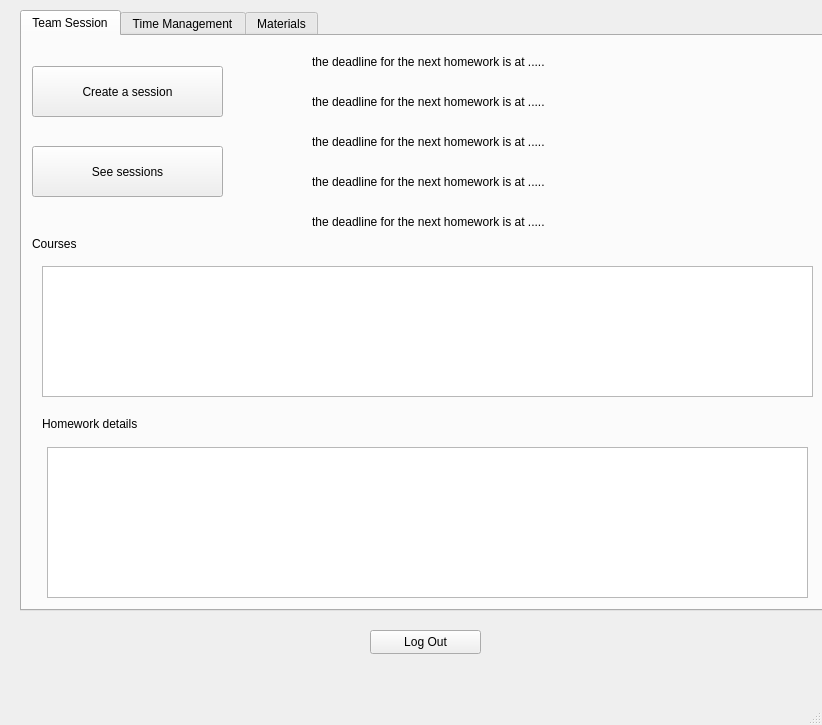
First picture: the form in Program/gui_main_window.ui, repository zgjimzhubajj/Student-Assistant, before the edit.
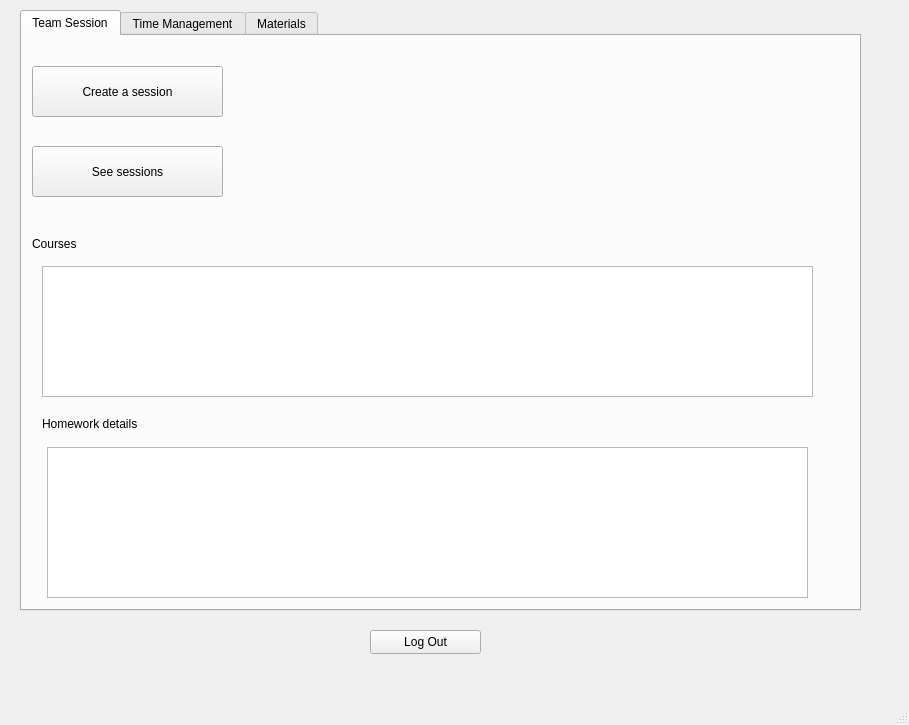
Second picture: the form after the edit. The open tabs and pages were chosen to show the change.

What changed in the file:
```diff
--- a/Program/gui_main_window.ui
+++ b/Program/gui_main_window.ui
@@ -6,7 +6,7 @@
    <rect>
     <x>0</x>
     <y>0</y>
-    <width>822</width>
+    <width>909</width>
     <height>725</height>
    </rect>
   </property>
@@ -56,19 +56,6 @@
        <string>See sessions</string>
       </property>
      </widget>
-     <widget class="QLabel" name="lbl_ts_time_left_for_next_homework_2">
-      <property name="geometry">
-       <rect>
-        <x>290</x>
-        <y>50</y>
-        <width>481</width>
-        <height>31</height>
-       </rect>
-      </property>
-      <property name="text">
-       <string>the deadline for the next homework is at .....</string>
-      </property>
-     </widget>
      <widget class="QLabel" name="lbl_ts_list_widget">
       <property name="geometry">
        <rect>
@@ -95,59 +82,7 @@
        <string>Homework details</string>
       </property>
      </widget>
-     <widget class="QLabel" name="lbl_ts_time_left_for_next_homework_3">
-      <property name="geometry">
-       <rect>
-        <x>290</x>
-        <y>90</y>
-        <width>481</width>
-        <height>31</height>
-       </rect>
-      </property>
-      <property name="text">
-       <string>the deadline for the next homework is at .....</string>
-      </property>
-     </widget>
-     <widget class="QLabel" name="lbl_ts_time_left_for_next_homework_4">
-      <property name="geometry">
-       <rect>
-        <x>290</x>
-        <y>130</y>
-        <width>481</width>
-        <height>31</height>
-       </rect>
-      </property>
-      <property name="text">
-       <string>the deadline for the next homework is at .....</string>
-      </property>
-     </widget>
-     <widget class="QLabel" name="lbl_ts_time_left_for_next_homework_5">
-      <property name="geometry">
-       <rect>
-        <x>290</x>
-        <y>170</y>
-        <width>481</width>
-        <height>31</height>
-       </rect>
-      </property>
-      <property name="text">
-       <string>the deadline for the next homework is at .....</string>
-      </property>
-     </widget>
-     <widget class="QLabel" name="lbl_ts_time_left_for_next_homework_1">
-      <property name="geometry">
-       <rect>
-        <x>290</x>
-        <y>10</y>
-        <width>481</width>
-        <height>31</height>
-       </rect>
-      </property>
-      <property name="text">
-       <string>the deadline for the next homework is at .....</string>
-      </property>
-     </widget>
-     <widget class="QListWidget" name="list_widget_ts_homework">
+     <widget class="QListWidget" name="list_widget_ts_courses">
       <property name="geometry">
        <rect>
         <x>20</x>
```
Left out of the diff: 8 changed lines with no effect on the pictures.
